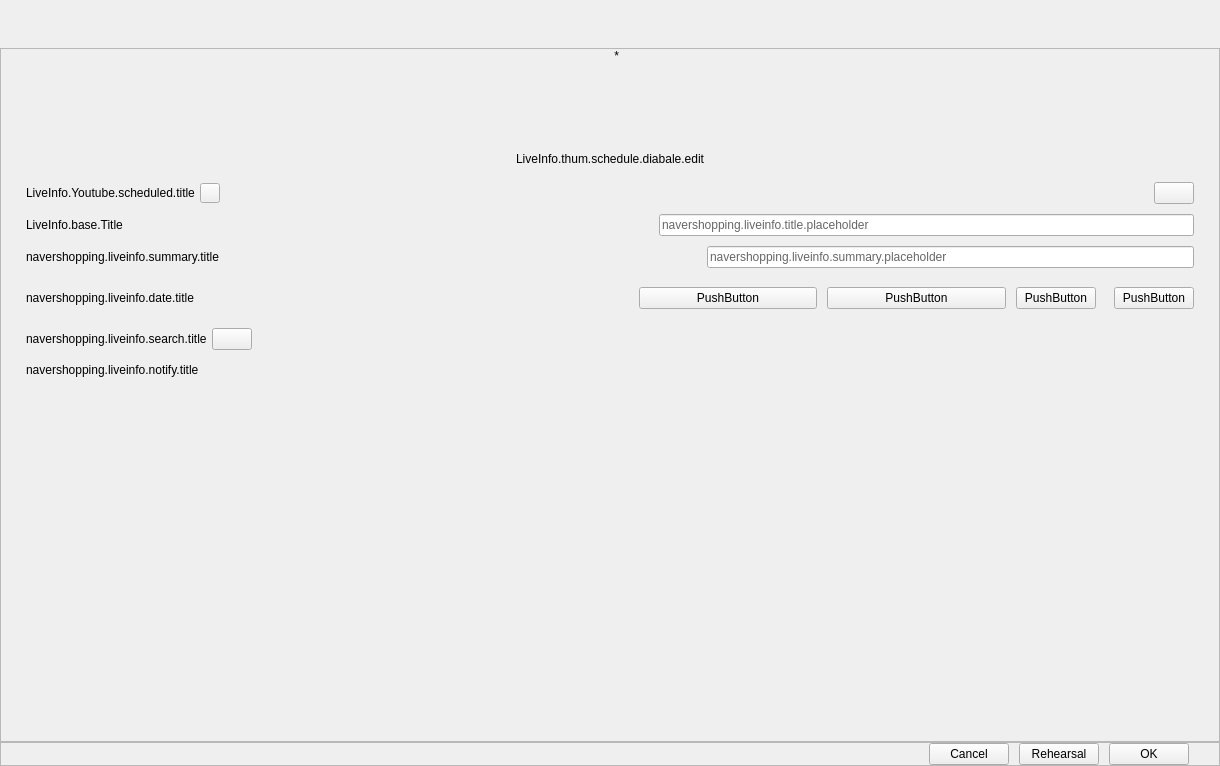
Before: the Qt Designer form src/prism-live-studio/PRISMLiveStudio/prism-ui/PLSPlatformApi/naver-shopping-live/PLSLiveInfoNaverShoppingLIVE.ui in naver/prism-live-studio, drawn with Qt 5.
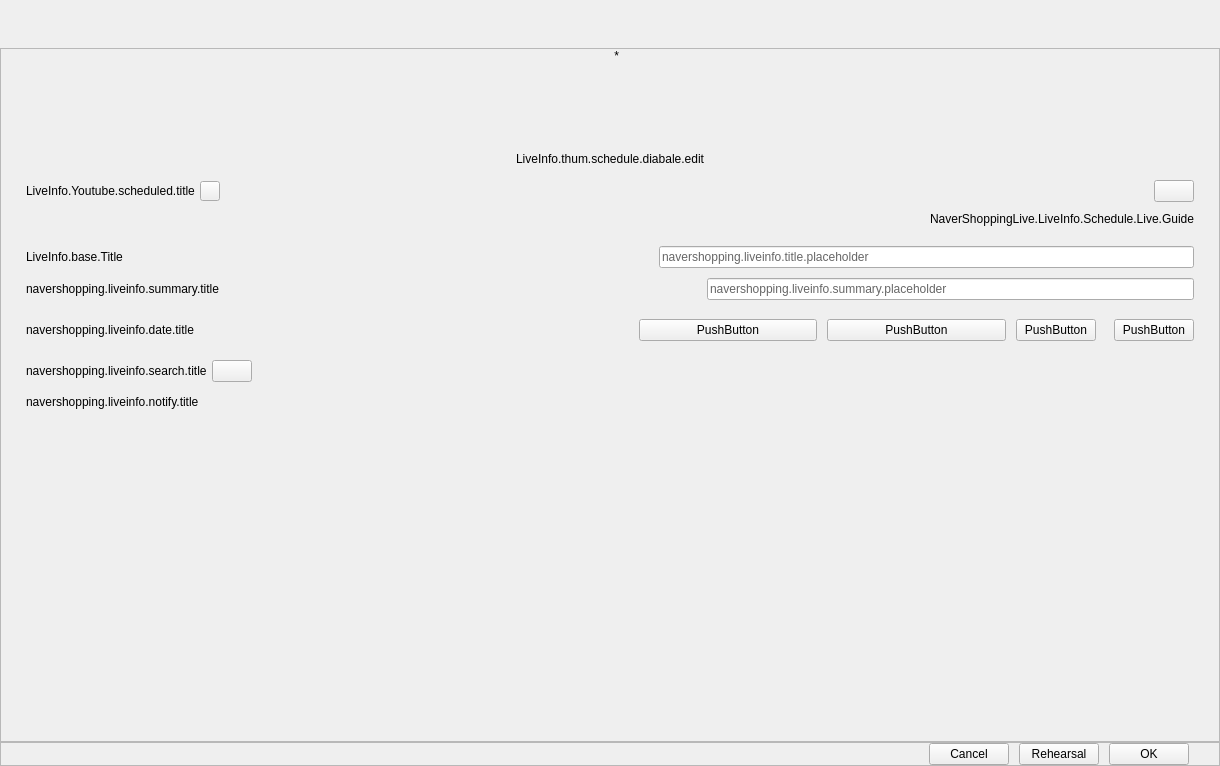
After: the same form once the commit is applied. Custom widgets are drawn as their Qt base class.

Patch:
```diff
--- a/src/prism-live-studio/PRISMLiveStudio/prism-ui/PLSPlatformApi/naver-shopping-live/PLSLiveInfoNaverShoppingLIVE.ui
+++ b/src/prism-live-studio/PRISMLiveStudio/prism-ui/PLSPlatformApi/naver-shopping-live/PLSLiveInfoNaverShoppingLIVE.ui
@@ -109,10 +109,10 @@
         <x>0</x>
         <y>0</y>
         <width>1218</width>
-        <height>680</height>
+        <height>689</height>
        </rect>
       </property>
-      <layout class="QVBoxLayout" name="verticalLayout" stretch="0,0,0,0,0,0,0,0,0,0,0,0,1">
+      <layout class="QVBoxLayout" name="verticalLayout" stretch="0,0,0,0,0,0,0,0,0,0,0,0,0,0,1">
        <property name="spacing">
         <number>0</number>
        </property>
@@ -257,7 +257,7 @@
          <property name="sizeHint" stdset="0">
           <size>
            <width>20</width>
-           <height>16</height>
+           <height>14</height>
           </size>
          </property>
         </spacer>
@@ -350,7 +350,7 @@
         </layout>
        </item>
        <item>
-        <spacer name="verticalSpacer_6">
+        <spacer name="verticalSpacer_3">
          <property name="orientation">
           <enum>Qt::Vertical</enum>
          </property>
@@ -359,12 +359,70 @@
          </property>
          <property name="sizeHint" stdset="0">
           <size>
-           <width>20</width>
+           <width>0</width>
            <height>10</height>
           </size>
          </property>
         </spacer>
        </item>
+       <item>
+        <layout class="QHBoxLayout" name="horizontalLayout_18">
+         <property name="spacing">
+          <number>0</number>
+         </property>
+         <property name="topMargin">
+          <number>0</number>
+         </property>
+         <property name="bottomMargin">
+          <number>0</number>
+         </property>
+         <item>
+          <spacer name="horizontalSpacer_13">
+           <property name="orientation">
+            <enum>Qt::Horizontal</enum>
+           </property>
+           <property name="sizeHint" stdset="0">
+            <size>
+             <width>40</width>
+             <height>0</height>
+            </size>
+           </property>
+          </spacer>
+         </item>
+         <item>
+          <widget class="QLabel" name="scheduleGuideLabel">
+           <property name="focusPolicy">
+            <enum>Qt::StrongFocus</enum>
+           </property>
+           <property name="text">
+            <string>NaverShoppingLive.LiveInfo.Schedule.Live.Guide</string>
+           </property>
+           <property name="textFormat">
+            <enum>Qt::RichText</enum>
+           </property>
+           <property name="wordWrap">
+            <bool>true</bool>
+           </property>
+          </widget>
+         </item>
+        </layout>
+       </item>
+       <item>
+        <spacer name="verticalSpacer_6">
+         <property name="orientation">
+          <enum>Qt::Vertical</enum>
+         </property>
+         <property name="sizeType">
+          <enum>QSizePolicy::Fixed</enum>
+         </property>
+         <property name="sizeHint" stdset="0">
+          <size>
+           <width>20</width>
+           <height>20</height>
+          </size>
+         </property>
+        </spacer>
+       </item>
        <item>
         <layout class="QHBoxLayout" name="horizontalLayout_4">
          <property name="spacing">
```
